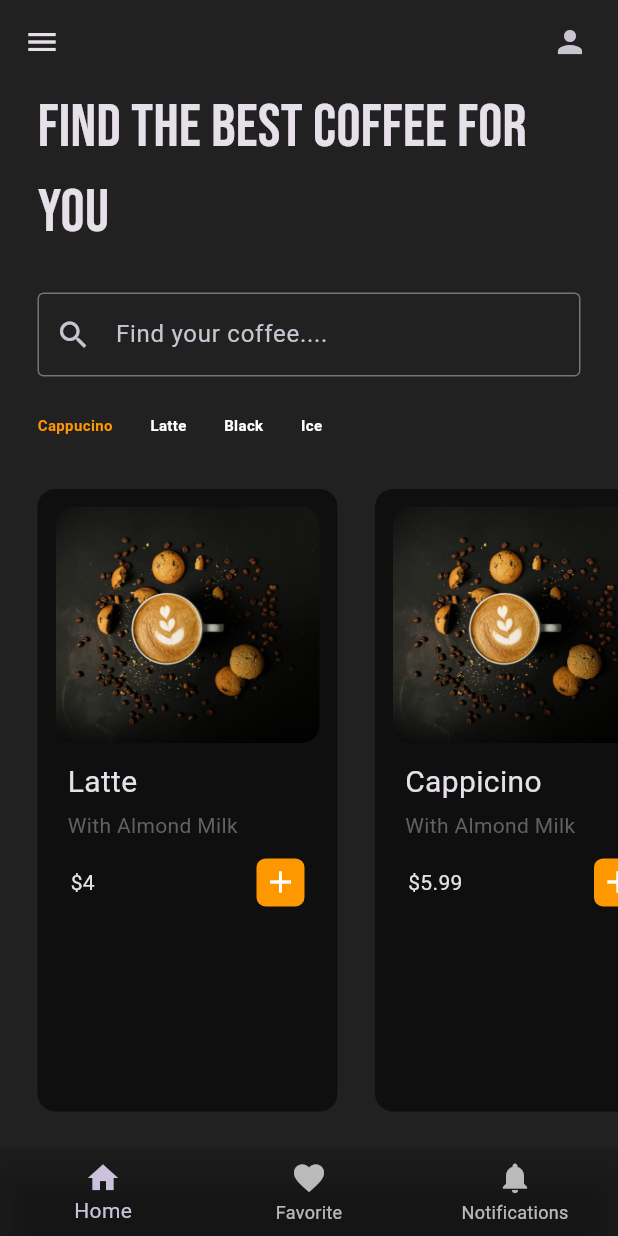
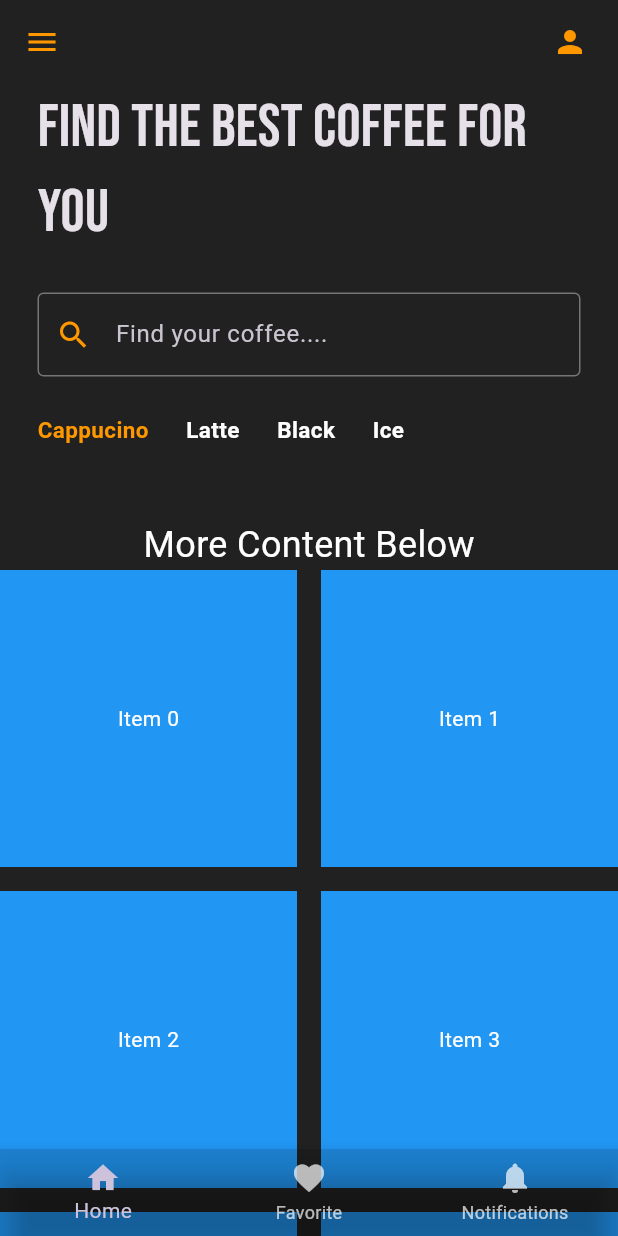
Before and after one commit to sylvesterakrong/Coffee-Shop, a Flutter app: the screen it shows after launch, on a phone screen of 412 x 824 dp. Run offline on Flutter 3.47's test engine with Material 3 defaults, Android fonts, the phone set to English and light mode, and no system bars; our stand-ins replace google_fonts.

Commit message:
Less changed in main, home, tiles, and types

```diff
--- a/coffee_app/lib/main.dart
+++ b/coffee_app/lib/main.dart
@@ -6,21 +6,19 @@ void main() {
   runApp(const MyApp());
 }
 
-//splash screen
 // class MyApp extends StatelessWidget {
-//   const MyApp({super.key});
+//   const MyApp({Key? key}) : super(key: key);
 
 //   @override
 //   Widget build(BuildContext context) {
-//     //Delay for splash screen
+//     // Delay for splash screen
 //     Future.delayed(
-//       Duration(seconds: 3),
+//       Duration(seconds: 2),
 //       () {
-//         runApp(HomeApp as Widget);
 //         Navigator.pushReplacement(
 //           context,
 //           MaterialPageRoute(
-//             builder: (context) => HomePage(),
+//             builder: (context) => const HomeApp(), // Use HomeApp here
 //           ),
 //         );
 //       },
@@ -31,7 +29,9 @@ void main() {
 //       home: Scaffold(
 //         body: Image.asset(
 //           'assets/images/splash.png',
-//           fit: BoxFit.contain
+//           fit: BoxFit.cover,
+//           width: double.infinity,
+//           height: double.infinity,
 //         ),
 //       ),
 //     );
@@ -45,12 +45,11 @@ class MyApp extends StatelessWidget {
   Widget build(BuildContext context) {
     return MaterialApp(
       debugShowCheckedModeBanner: false,
-      home: HomePage(),
+      home: const HomePage(),
       theme: ThemeData(
-        //colorSchemeSeed: Colors.orange,
         brightness: Brightness.dark,
         primarySwatch: Colors.orange,
-        //useMaterial3: true,
+        useMaterial3: true,
       ),
     );
   }
--- a/coffee_app/lib/pages/home_page.dart
+++ b/coffee_app/lib/pages/home_page.dart
@@ -34,7 +34,6 @@ class _HomePageState extends State<HomePage> {
   //user tapped on coffee item
   void coffeeTypeSelected(int index) {
     setState(() {
-
       //this loop makes every selection false
       for (int i = 0; i < coffeeType.length; i++) {
         coffeeType[i][1] = false;
@@ -50,11 +49,11 @@ class _HomePageState extends State<HomePage> {
       appBar: AppBar(
         elevation: 0,
         backgroundColor: Colors.transparent,
-        leading: Icon(Icons.menu),
+        leading: Icon(Icons.menu, color: Colors.orange),
         actions: [
           Padding(
             padding: EdgeInsets.only(right: 20.0),
-            child: Icon(Icons.person),
+            child: Icon(Icons.person, color: Colors.orange),
           ),
         ],
       ),
@@ -75,8 +74,7 @@ class _HomePageState extends State<HomePage> {
           ),
         ],
       ),
-      body: Column(
-        children: [
+      body: Column(children: [
         //find the best coffee for you
         Padding(
           padding: const EdgeInsets.symmetric(horizontal: 25.0),
@@ -94,7 +92,7 @@ class _HomePageState extends State<HomePage> {
           child: SizedBox(
             child: TextField(
               decoration: InputDecoration(
-                  prefixIcon: Icon(Icons.search),
+                prefixIcon: Icon(Icons.search, color: Colors.orange),
                 hintText: 'Find your coffee....',
                 focusedBorder: OutlineInputBorder(
                   borderSide: BorderSide(color: Colors.grey.shade600),
@@ -149,14 +147,44 @@ class _HomePageState extends State<HomePage> {
               ),
               CoffeeTile(
                 coffeeImagePath: 'assets/images/image1.jpg',
-                  coffeeName: 'Mil Coffee',
+                coffeeName: 'Milk Coffee',
                 coffeePrice: '5.30',
               ),
             ],
           ),
         ),
-        ],
+        // Additional content underneath the coffee tiles
+        SizedBox(height: 20), // Adjust the spacing as needed
+        Text(
+          'More Content Below',
+          style: TextStyle(fontSize: 24, color: Colors.white),
         ),
+
+        // Grid of items
+        GridView.builder(
+            shrinkWrap: true,
+            physics: NeverScrollableScrollPhysics(),
+            gridDelegate: SliverGridDelegateWithFixedCrossAxisCount(
+              crossAxisCount: 2, // Number of columns in the grid
+              crossAxisSpacing: 16.0, // Spacing between columns
+              mainAxisSpacing: 16.0, // Spacing between rows
+            ),
+            itemCount: 10, // Number of items in the grid
+            itemBuilder: (context, index) {
+              return Container(
+                color: Colors
+                    .blue, // Change the color or use your custom item widget
+                height: 100.0,
+                width: 100.0,
+                child: Center(
+                  child: Text(
+                    'Item $index',
+                    style: TextStyle(color: Colors.white),
+                  ),
+                ),
+              );
+            }),
+      ]),
     );
   }
 }
--- a/coffee_app/lib/util/coffee_tiles.dart
+++ b/coffee_app/lib/util/coffee_tiles.dart
@@ -18,10 +18,11 @@ class CoffeeTile extends StatelessWidget {
   @override
   Widget build(BuildContext context) {
     return Padding(
-      padding: const EdgeInsets.only(left: 25.0, bottom: 25),
+      padding: const EdgeInsets.only(left: 25.0, bottom: 150),
       child: Container(
         padding: EdgeInsets.all(12),
         width: 200,
+        height: 10,
         decoration: BoxDecoration(
           borderRadius: BorderRadius.circular(12),
           color: Colors.black54,
--- a/coffee_app/lib/util/coffee_type.dart
+++ b/coffee_app/lib/util/coffee_type.dart
@@ -24,7 +24,7 @@ class CoffeeType extends StatelessWidget {
         child: Text(
           coffeeType,
           style: TextStyle(
-            fontSize: 10,
+            fontSize: 15,
             fontWeight: FontWeight.bold,
             color: isSelected ? Colors.orange : Colors.white,
           ),
```
Lines whose indentation alone changed are shown as unchanged.
